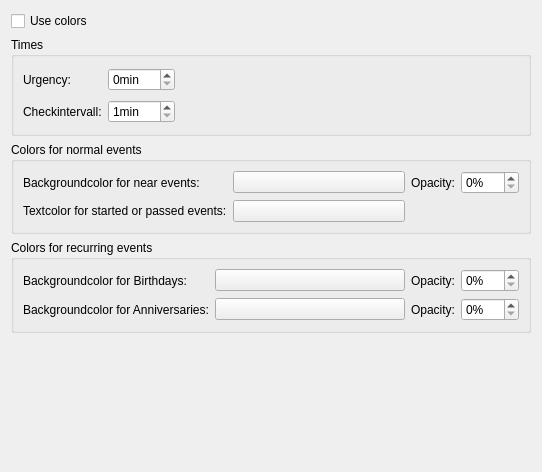
Qt form src/applet/eventappletcolorconfig.ui (KDE/plasmoid-eventlist) before a commit.
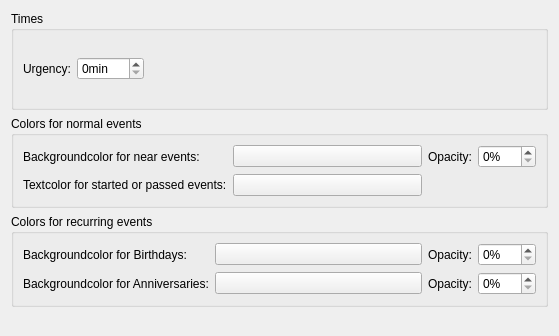
The same form after that commit. Custom widgets are drawn as their Qt base class.

Commit message: Remove the colors option, we use always colors now.

```diff
--- a/src/applet/eventappletcolorconfig.ui
+++ b/src/applet/eventappletcolorconfig.ui
@@ -6,35 +6,28 @@
    <rect>
     <x>0</x>
     <y>0</y>
-    <width>542</width>
-    <height>472</height>
+    <width>559</width>
+    <height>336</height>
    </rect>
   </property>
   <property name="windowTitle">
    <string>Form</string>
   </property>
   <layout class="QVBoxLayout" name="verticalLayout">
-   <item>
-    <widget class="QCheckBox" name="useColorsCheckBox">
-     <property name="text">
-      <string>Use colors</string>
-     </property>
-    </widget>
-   </item>
    <item>
     <widget class="QGroupBox" name="timeBox">
      <property name="title">
       <string>Times</string>
      </property>
-     <layout class="QGridLayout" name="gridLayout_3">
-      <item row="0" column="0">
+     <layout class="QHBoxLayout" name="horizontalLayout">
+      <item>
        <widget class="QLabel" name="label_8">
         <property name="text">
          <string>Urgency:</string>
         </property>
        </widget>
       </item>
-      <item row="0" column="1">
+      <item>
        <widget class="KIntSpinBox" name="urgencyBox">
         <property name="toolTip">
          <string>The time left until a event is marked as soon beginning.</string>
@@ -47,7 +40,7 @@
         </property>
        </widget>
       </item>
-      <item row="0" column="2" rowspan="2">
+      <item>
        <spacer name="horizontalSpacer">
         <property name="orientation">
          <enum>Qt::Horizontal</enum>
@@ -60,29 +53,6 @@
         </property>
        </spacer>
       </item>
-      <item row="1" column="0">
-       <widget class="QLabel" name="label_9">
-        <property name="text">
-         <string>Checkintervall:</string>
-        </property>
-       </widget>
-      </item>
-      <item row="1" column="1">
-       <widget class="KIntSpinBox" name="checkIntervalBox">
-        <property name="toolTip">
-         <string>How often the items are checked for urgency or already started.</string>
-        </property>
-        <property name="suffix">
-         <string>min</string>
-        </property>
-        <property name="minimum">
-         <number>1</number>
-        </property>
-        <property name="maximum">
-         <number>60</number>
-        </property>
-       </widget>
-      </item>
      </layout>
     </widget>
    </item>
```
Left out of the diff: 51 changed lines with no effect on the pictures. The commit also changes 4 other files.
